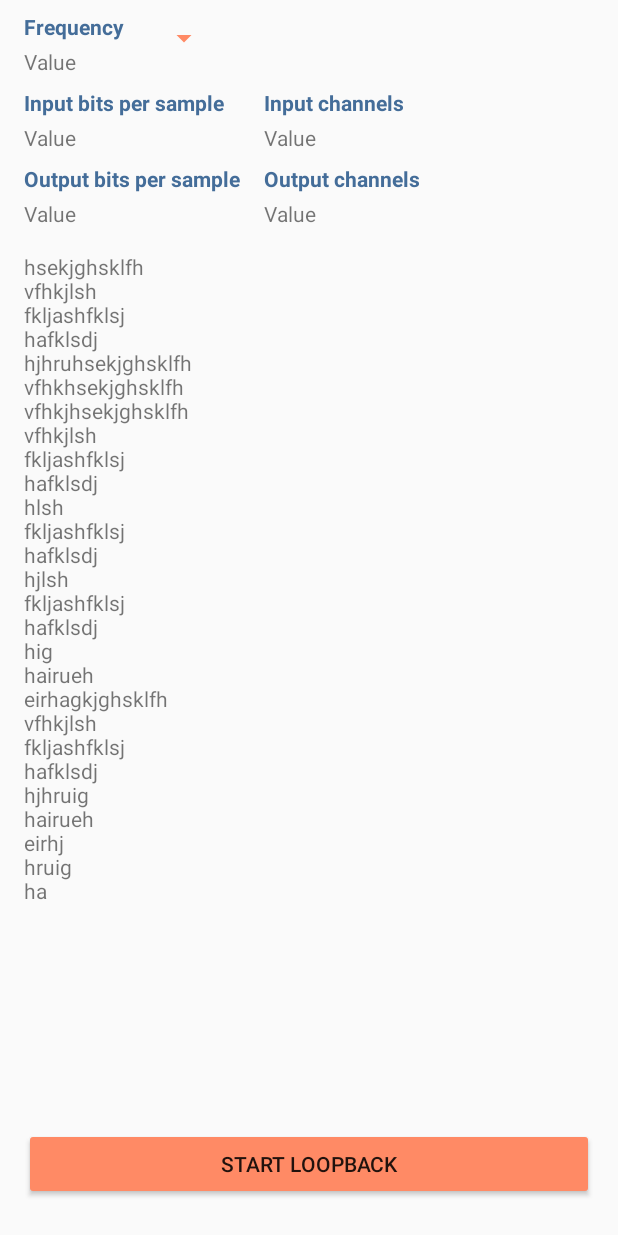
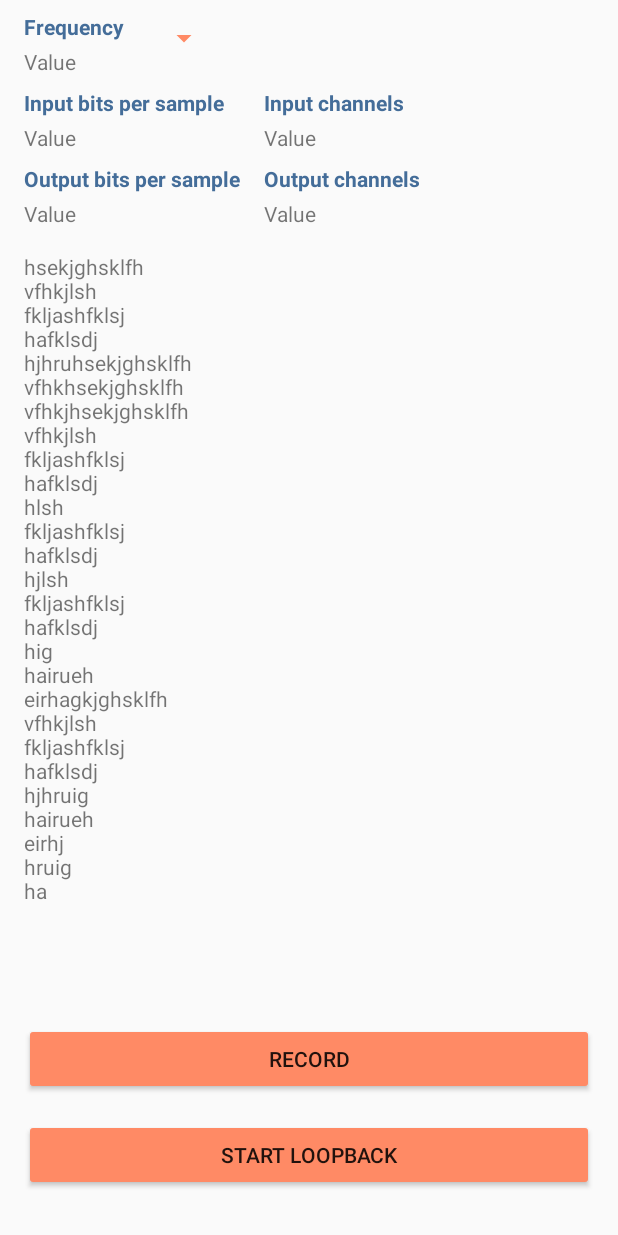
Before and after one commit to VasylTkachovGL/TestNativeApp, an Android app: the layout activity_usb.xml on its own in the app's theme, with its tools: preview values and no code run, on a phone screen of 412 x 824 dp. Run offline under Robolectric (Android 15) with nearby library versions, the phone set to English and light mode, and no system bars.

Commit message:
return record button, make loopback async

```diff
--- a/app/build.gradle
+++ b/app/build.gradle
@@ -29,10 +29,10 @@ android {
     externalNativeBuild {
         cmake {
             path "src/main/cpp/CMakeLists.txt"
-            version "3.10.2"
+            version "3.18.1"
         }
     }
-    ndkVersion '22.1.7171670'
+    ndkVersion '23.1.7779620'
 
     applicationVariants.all { variant ->
         variant.outputs.all { output ->
--- a/app/src/main/res/layout/activity_usb.xml
+++ b/app/src/main/res/layout/activity_usb.xml
@@ -10,7 +10,7 @@
         android:layout_width="match_parent"
         android:layout_height="wrap_content"
         android:visibility="gone"
-        app:constraint_referenced_ids="descriptorsView, loopbackButton,
+        app:constraint_referenced_ids="descriptorsView, recordButton, loopbackButton,
         freqView, freqTitleView, freqSpinnerView,
         inChannelsTitleView, inChannelsView,
         inBitsResolutionTitleView, inBitsResolutionView,
@@ -237,11 +237,9 @@
         android:id="@+id/descriptorsView"
         android:layout_width="match_parent"
         android:layout_height="0dp"
-        android:layout_marginStart="16dp"
-        android:layout_marginTop="16dp"
-        android:layout_marginEnd="16dp"
+        android:layout_margin="16dp"
         android:scrollbars="vertical"
-        app:layout_constraintBottom_toTopOf="@id/loopbackButton"
+        app:layout_constraintBottom_toTopOf="@id/recordButton"
         app:layout_constraintEnd_toEndOf="parent"
         app:layout_constraintStart_toStartOf="parent"
         app:layout_constraintTop_toBottomOf="@+id/outBitsResolutionView"
@@ -253,26 +251,27 @@
         android:layout_width="match_parent"
         android:layout_height="wrap_content"
         android:layout_marginStart="16dp"
-        android:layout_marginTop="16dp"
         android:layout_marginEnd="16dp"
-        android:layout_marginBottom="24dp"
+        android:layout_marginBottom="16dp"
         android:backgroundTint="@color/colorAccent"
         android:text="@string/start_loopback"
-        app:layout_constraintBottom_toBottomOf="parent"
+        app:layout_constraintBottom_toTopOf="@id/appBuildInfoView"
         app:layout_constraintEnd_toEndOf="parent"
         app:layout_constraintStart_toStartOf="parent"
         app:layout_constraintTop_toBottomOf="@id/descriptorsView"
         app:layout_constraintVertical_bias="1" />
 
     <androidx.appcompat.widget.AppCompatButton
-        android:id="@+id/playButton"
+        android:id="@+id/recordButton"
         android:layout_width="match_parent"
         android:layout_height="wrap_content"
-        android:layout_margin="16dp"
+        android:layout_marginStart="16dp"
+        android:layout_marginEnd="16dp"
+        android:layout_marginBottom="16dp"
         android:backgroundTint="@color/colorAccent"
-        android:text="@string/play_file"
-        android:visibility="gone"
-        app:layout_constraintBottom_toTopOf="@id/appBuildInfoView"
+        android:text="@string/record"
+        android:visibility="visible"
+        app:layout_constraintBottom_toTopOf="@id/loopbackButton"
         app:layout_constraintEnd_toEndOf="parent"
         app:layout_constraintStart_toStartOf="parent" />
 
--- a/app/src/main/res/values/strings.xml
+++ b/app/src/main/res/values/strings.xml
@@ -8,6 +8,7 @@
     <string name="output_channels">Output channels</string>
     <string name="start_loopback">Start loopback</string>
     <string name="play_file">Play file</string>
+    <string name="record">Record</string>
     <string name="search_usb">Search USB</string>
     <string name="frequency">Frequency</string>
 </resources>
```
Also changed, not shown: app/src/main/java/com/example/testnativeapp/UsbActivity.kt (+17 -4 lines), 1 other file.
